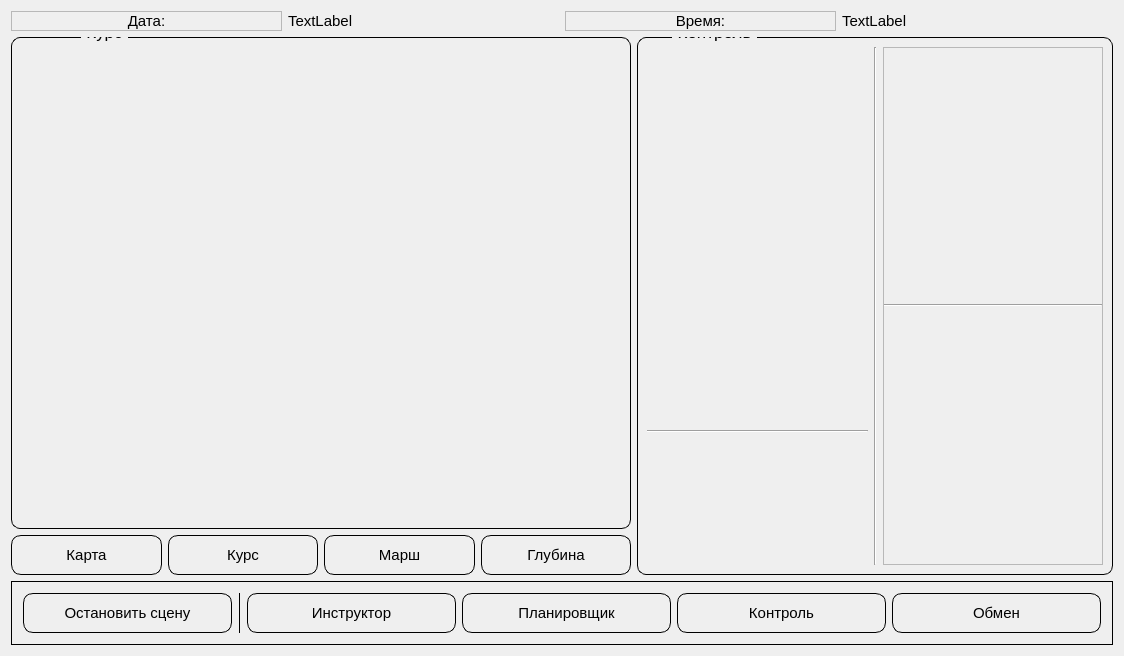
First picture: the form in mainwidget.ui, repository GorokhovSemyon/Simulator-Qt-, before the edit.
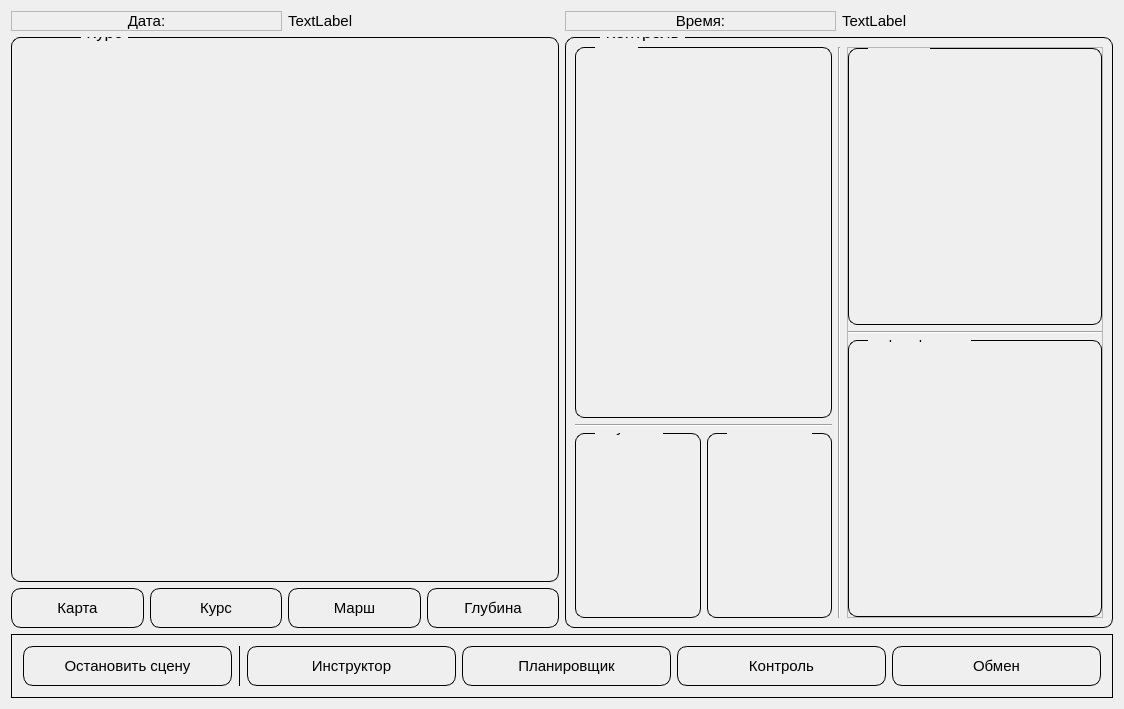
Second picture: the form after the edit. The open tabs and pages were chosen to show the change. Custom widgets are drawn as their Qt base class.

Diff of the .ui file:
```diff
--- a/mainwidget.ui
+++ b/mainwidget.ui
@@ -7,7 +7,7 @@
     <x>0</x>
     <y>0</y>
     <width>1124</width>
-    <height>656</height>
+    <height>709</height>
    </rect>
   </property>
   <property name="windowTitle">
@@ -1042,41 +1042,7 @@
           <string>Контроль</string>
          </property>
          <layout class="QGridLayout" name="gridLayout_8">
-          <item row="0" column="0" rowspan="3">
-           <widget class="QWidget" name="widget" native="true">
-            <property name="sizePolicy">
-             <sizepolicy hsizetype="Preferred" vsizetype="Minimum">
-              <horstretch>0</horstretch>
-              <verstretch>0</verstretch>
-             </sizepolicy>
-            </property>
-            <layout class="QHBoxLayout" name="horizontalLayout_6">
-             <property name="leftMargin">
-              <number>0</number>
-             </property>
-             <property name="topMargin">
-              <number>0</number>
-             </property>
-             <property name="rightMargin">
-              <number>0</number>
-             </property>
-             <property name="bottomMargin">
-              <number>0</number>
-             </property>
-             <item>
-              <layout class="QHBoxLayout" name="hlay_VMA"/>
-             </item>
-            </layout>
-           </widget>
-          </item>
-          <item row="0" column="1" rowspan="5">
-           <widget class="Line" name="line_4">
-            <property name="orientation">
-             <enum>Qt::Vertical</enum>
-            </property>
-           </widget>
-          </item>
-          <item row="0" column="2" rowspan="5">
+          <item row="0" column="2" rowspan="4">
            <widget class="QFrame" name="frame_2">
             <property name="frameShape">
              <enum>QFrame::StyledPanel</enum>
@@ -1098,7 +1064,61 @@
               <number>0</number>
              </property>
              <item>
-              <layout class="QHBoxLayout" name="hlay_Compass"/>
+              <widget class="QGroupBox" name="groupBox_2">
+               <property name="font">
+                <font>
+                 <pointsize>11</pointsize>
+                </font>
+               </property>
+               <property name="styleSheet">
+                <string notr="true">QGroupBox
+{
+	border: 1px solid black;
+	border-radius: 9px;
+	margin-top: 1em;
+}
+
+QGroupBox:title
+{
+	left: 20px;
+	top: -15px;
+	padding: 0 3px 0 3px;
+}</string>
+               </property>
+               <property name="title">
+                <string>Компас</string>
+               </property>
+               <layout class="QHBoxLayout" name="horizontalLayout_21">
+                <property name="leftMargin">
+                 <number>2</number>
+                </property>
+                <property name="topMargin">
+                 <number>2</number>
+                </property>
+                <property name="rightMargin">
+                 <number>2</number>
+                </property>
+                <property name="bottomMargin">
+                 <number>2</number>
+                </property>
+                <item>
+                 <layout class="QHBoxLayout" name="hlay_Compass">
+                  <property name="leftMargin">
+                   <number>0</number>
+                  </property>
+                  <property name="topMargin">
+                   <number>0</number>
+                  </property>
+                  <property name="rightMargin">
+                   <number>0</number>
+                  </property>
+                  <property name="bottomMargin">
+                   <number>0</number>
+                  </property>
+                 </layout>
+                </item>
+               </layout>
+              </widget>
              </item>
              <item>
               <widget class="Line" name="line_3">
@@ -1108,12 +1128,60 @@
               </widget>
              </item>
              <item>
-              <layout class="QHBoxLayout" name="hlay_HyroHorizont"/>
+              <widget class="QGroupBox" name="groupBox_23">
+               <property name="font">
+                <font>
+                 <pointsize>11</pointsize>
+                </font>
+               </property>
+               <property name="styleSheet">
+                <string notr="true">QGroupBox
+{
+	border: 1px solid black;
+	border-radius: 9px;
+	margin-top: 1em;
+}
+
+QGroupBox:title
+{
+	left: 20px;
+	top: -15px;
+	padding: 0 3px 0 3px;
+}</string>
+               </property>
+               <property name="title">
+                <string>Гирогоризонт</string>
+               </property>
+               <layout class="QHBoxLayout" name="horizontalLayout_22">
+                <property name="leftMargin">
+                 <number>2</number>
+                </property>
+                <property name="topMargin">
+                 <number>2</number>
+                </property>
+                <property name="rightMargin">
+                 <number>2</number>
+                </property>
+                <property name="bottomMargin">
+                 <number>2</number>
+                </property>
+                <item>
+                 <layout class="QHBoxLayout" name="hlay_HyroHorizont"/>
+                </item>
+               </layout>
+              </widget>
              </item>
             </layout>
            </widget>
           </item>
-          <item row="4" column="0">
+          <item row="0" column="1" rowspan="4">
+           <widget class="Line" name="line_4">
+            <property name="orientation">
+             <enum>Qt::Vertical</enum>
+            </property>
+           </widget>
+          </item>
+          <item row="3" column="0">
            <widget class="QWidget" name="widget_2" native="true">
             <layout class="QHBoxLayout" name="horizontalLayout_7">
              <property name="leftMargin">
@@ -1129,21 +1197,147 @@
               <number>0</number>
              </property>
              <item>
-              <layout class="QHBoxLayout" name="hlay_Depth"/>
+              <widget class="QGroupBox" name="groupBox_24">
+               <property name="font">
+                <font>
+                 <pointsize>11</pointsize>
+                </font>
+               </property>
+               <property name="styleSheet">
+                <string notr="true">QGroupBox
+{
+	border: 1px solid black;
+	border-radius: 9px;
+	margin-top: 1em;
+}
+
+QGroupBox:title
+{
+	left: 20px;
+	top: -15px;
+	padding: 0 3px 0 3px;
+}</string>
+               </property>
+               <property name="title">
+                <string>Глубина</string>
+               </property>
+               <layout class="QHBoxLayout" name="horizontalLayout_6">
+                <property name="leftMargin">
+                 <number>5</number>
+                </property>
+                <property name="topMargin">
+                 <number>5</number>
+                </property>
+                <property name="rightMargin">
+                 <number>5</number>
+                </property>
+                <property name="bottomMargin">
+                 <number>5</number>
+                </property>
+                <item>
+                 <layout class="QHBoxLayout" name="hlay_Depth"/>
+                </item>
+               </layout>
+              </widget>
              </item>
              <item>
-              <layout class="QHBoxLayout" name="hlay_Altitude"/>
+              <widget class="QGroupBox" name="groupBox_25">
+               <property name="font">
+                <font>
+                 <pointsize>11</pointsize>
+                </font>
+               </property>
+               <property name="styleSheet">
+                <string notr="true">QGroupBox
+{
+	border: 1px solid black;
+	border-radius: 9px;
+	margin-top: 1em;
+}
+
+QGroupBox:title
+{
+	left: 20px;
+	top: -15px;
+	padding: 0 3px 0 3px;
+}</string>
+               </property>
+               <property name="title">
+                <string>Отстояние</string>
+               </property>
+               <layout class="QHBoxLayout" name="horizontalLayout_24">
+                <property name="leftMargin">
+                 <number>5</number>
+                </property>
+                <property name="topMargin">
+                 <number>5</number>
+                </property>
+                <property name="rightMargin">
+                 <number>5</number>
+                </property>
+                <property name="bottomMargin">
+                 <number>5</number>
+                </property>
+                <item>
+                 <layout class="QHBoxLayout" name="hlay_Altitude"/>
+                </item>
+               </layout>
+              </widget>
              </item>
             </layout>
            </widget>
           </item>
-          <item row="3" column="0">
+          <item row="2" column="0">
            <widget class="Line" name="line_5">
             <property name="orientation">
              <enum>Qt::Horizontal</enum>
             </property>
            </widget>
           </item>
+          <item row="0" column="0" rowspan="2">
+           <widget class="QGroupBox" name="groupBox">
+            <property name="font">
+             <font>
+              <pointsize>11</pointsize>
+             </font>
+            </property>
+            <property name="styleSheet">
+             <string notr="true">QGroupBox
+{
+	border: 1px solid black;
+	border-radius: 9px;
+	margin-top: 1em;
+}
+
+QGroupBox:title
+{
+	left: 20px;
+	top: -15px;
+	padding: 0 3px 0 3px;
+}</string>
+            </property>
+            <property name="title">
+             <string>ВМА</string>
+            </property>
+            <layout class="QHBoxLayout" name="horizontalLayout_23">
+             <property name="leftMargin">
+              <number>2</number>
+             </property>
+             <property name="topMargin">
+              <number>2</number>
+             </property>
+             <property name="rightMargin">
+              <number>2</number>
+             </property>
+             <property name="bottomMargin">
+              <number>2</number>
+             </property>
+             <item>
+              <layout class="QHBoxLayout" name="hlay_VMA"/>
+             </item>
+            </layout>
+           </widget>
+          </item>
          </layout>
         </widget>
        </item>
@@ -2060,13 +2254,13 @@
              <widget class="ChartFormKurs" name="chartFormKurs" native="true">
               <property name="minimumSize">
                <size>
-                <width>600</width>
+                <width>0</width>
                 <height>0</height>
                </size>
               </property>
               <property name="maximumSize">
                <size>
-                <width>600</width>
+                <width>0</width>
                 <height>16777215</height>
                </size>
               </property>
```
Left out of the diff: 8 changed lines with no effect on the pictures.
